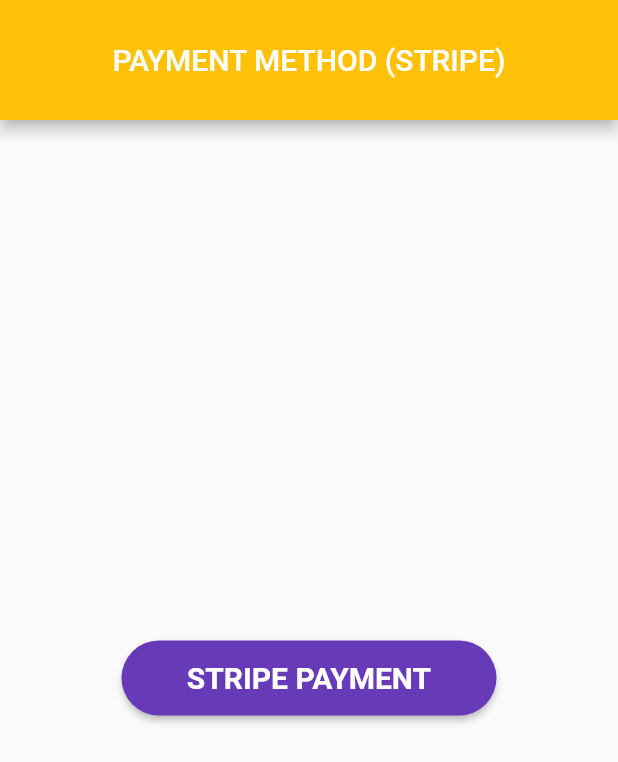
After one commit to abd529/wheel_of_life, a Flutter app: the screen it shows after launch, after a tap on "STRIPE PAYMENT", on a phone screen of 412 x 824 dp. The commit adds this screen. Shown: the top 762 px of the screen. Run offline on Flutter 3.47's test engine with Material 2 defaults, Android fonts, the phone set to English and light mode, and no system bars; our stand-ins replace cloud_firestore, dots_indicator, firebase_auth, firebase_core, firebase_storage, google_fonts and 6 more; missing offline and left inert: flutter_stripe, graphic; accounts and stored records are empty; generated files the repository leaves out were written again; network calls fail.

Commit message:
update 1

```diff
--- a/lib/main.dart
+++ b/lib/main.dart
@@ -7,34 +7,36 @@ import 'package:flutter_gen/gen_l10n/app_localization.dart';
 import 'package:wheel_of_life/Screens/onboard_screen.dart';
 import 'package:wheel_of_life/Screens/pdf_screen.dart';
 import 'package:wheel_of_life/Screens/youtube_screen.dart';
+import 'package:wheel_of_life/payment.dart';
 import 'Authentication/login_screen.dart';
 import 'Quiz Functionality/Quiz/quiz.dart';
 import 'Screens/report.dart';
 import 'l10n/l10n.dart';
 
-void main() async{
+void main() async {
   WidgetsFlutterBinding.ensureInitialized();
   await Firebase.initializeApp();
   runApp(MyApp());
 }
+
 class MyApp extends StatefulWidget {
   MyApp({super.key});
 
   @override
   State<MyApp> createState() => _MyAppState();
-  static void setLocale(BuildContext context, Locale locale){
+  static void setLocale(BuildContext context, Locale locale) {
     _MyAppState? state = context.findAncestorStateOfType<_MyAppState>();
     state?.setLocale(locale);
   }
 }
 
 class _MyAppState extends State<MyApp> {
-   Locale _locale = const Locale("en");
-   setLocale(Locale newLocale){
+  Locale _locale = const Locale("en");
+  setLocale(Locale newLocale) {
     setState(() {
       _locale = newLocale;
     });
-   }
+  }
 
   @override
   Widget build(BuildContext context) {
@@ -44,7 +46,13 @@ class _MyAppState extends State<MyApp> {
       theme: ThemeData(
         primarySwatch: Colors.blue,
       ),
-      home: FirebaseAuth.instance.currentUser != null? PDFScreen() : LoginScreen(),
+      home: FirebaseAuth.instance.currentUser != null
+          ? HomeScreen(
+              money: '20',
+            )
+          : HomeScreen(
+              money: '20',
+            ),
       supportedLocales: L10n.all,
       locale: _locale,
       localizationsDelegates: const [
@@ -54,10 +62,10 @@ class _MyAppState extends State<MyApp> {
         GlobalWidgetsLocalizations.delegate
       ],
       routes: {
-        logQuiz.routeName : (ctx) => const logQuiz(),
-        VideoScreen.routeName : (ctx) => VideoScreen(),
-        DetailPage.routeName : (ctx) => const DetailPage(),
-        Quiz.routeName : (ctx) => const Quiz()
+        logQuiz.routeName: (ctx) => const logQuiz(),
+        VideoScreen.routeName: (ctx) => VideoScreen(),
+        DetailPage.routeName: (ctx) => const DetailPage(),
+        Quiz.routeName: (ctx) => const Quiz()
       },
     );
   }
--- /dev/null
+++ b/lib/payment.dart
@@ -0,0 +1,158 @@
+import 'dart:convert';
+
+import 'package:firebase_auth/firebase_auth.dart';
+import 'package:flutter/foundation.dart';
+import 'package:flutter/material.dart';
+import 'package:flutter_stripe/flutter_stripe.dart';
+import 'package:http/http.dart' as http;
+
+class HomeScreen extends StatefulWidget {
+  final String money;
+
+  const HomeScreen({Key? key, required this.money}) : super(key: key);
+
+  @override
+  State<HomeScreen> createState() => _HomeScreenState();
+}
+
+class _HomeScreenState extends State<HomeScreen> {
+  Map<String, dynamic>? paymentIntentData;
+  // final userId = FirebaseAuth.instance.currentUser!.uid;
+
+  payFee() {
+    try {
+      //if you want to upload data to any database do it here
+    } catch (e) {
+      // exception while uploading data
+    }
+  }
+
+  Future<bool> makePayment() async {
+    try {
+      paymentIntentData = await createPaymentIntent(
+          widget.money, 'USD'); //json.decode(response.body);
+      await Stripe.instance
+          .initPaymentSheet(
+              paymentSheetParameters: SetupPaymentSheetParameters(
+                  paymentIntentClientSecret:
+                      paymentIntentData!['client_secret'],
+                  style: ThemeMode.dark,
+                  merchantDisplayName: 'ANNIE'))
+          .then((value) {});
+      displayPaymentSheet();
+      return true;
+    } catch (e, s) {
+      if (kDebugMode) {
+        print(s);
+      }
+      return false;
+    }
+  }
+
+  displayPaymentSheet() async {
+    try {
+      await Stripe.instance.presentPaymentSheet().then((newValue) {
+        payFee();
+
+        paymentIntentData = null;
+      }).onError((error, stackTrace) {
+        if (kDebugMode) {
+          print('Exception/DISPLAYPAYMENTSHEET==> $error $stackTrace');
+        }
+      });
+    } on StripeException catch (e) {
+      if (kDebugMode) {
+        print(e);
+      }
+    } catch (e) {
+      if (kDebugMode) {
+        print('$e');
+      }
+    }
+  }
+
+  createPaymentIntent(String amount, String currency) async {
+    try {
+      Map<String, dynamic> body = {
+        'amount': calculateAmount(amount),
+        'currency': currency,
+        'payment_method_types[]': 'card'
+      };
+      var response = await http.post(
+          Uri.parse('https://api.stripe.com/v1/payment_intents'),
+          body: body,
+          headers: {
+            'Authorization':
+                'Bearer sk_test_51N3ozXKuYtdF845oo54vweQDKUNllgiNE5EZwtO2UVMxVGQhJoysGNOZEYRrHbMtj6SNI72W58B4c50Im7IxXGKs00DASLWthd',
+            'Content-Type': 'application/x-www-form-urlencoded'
+          });
+      // showDialog(
+      //     context: context,
+      //     builder: (_) => const AlertDialog(
+      //           content: Text("Success "),
+      // ));
+      print(response.body);
+      body = jsonDecode(response.body);
+      print(body["id"]);
+      // showPaymentInfo(body["id"]);
+      return jsonDecode(response.body);
+    } catch (err) {
+      if (kDebugMode) {
+        print('err charging user: ${err.toString()}');
+      }
+    }
+  }
+
+  calculateAmount(String amount) {
+    final a = (int.parse(amount)) * 100;
+    return a.toString();
+  }
+
+  Future<void> showPaymentInfo(String paymentIntentId) async {
+    try {
+      PaymentIntent paymentIntent =
+          await Stripe.instance.retrievePaymentIntent(paymentIntentId);
+      String amount = (paymentIntent.amount / 100).toStringAsFixed(2);
+      String currency = paymentIntent.currency.toUpperCase();
+      PaymentIntentsStatus status = paymentIntent.status;
+
+      // Display the payment information to the user
+      print('Payment of $amount $currency was $status.');
+    } catch (e) {
+      print('Error retrieving payment information: $e');
+    }
+  }
+
+  @override
+  Widget build(BuildContext context) {
+    return Scaffold(
+      appBar: AppBar(
+        backgroundColor: Colors.amber,
+        title: const Text('PAYMENT METHOD (STRIPE)'),
+        centerTitle: true,
+        toolbarHeight: 80,
+      ),
+      body: Center(
+          child: ElevatedButton(
+        style: ElevatedButton.styleFrom(
+          backgroundColor: Colors.deepPurple,
+          minimumSize: const Size(250, 50),
+          shape: RoundedRectangleBorder(
+            borderRadius: BorderRadius.circular(30),
+          ),
+        ),
+        child: const Text(
+          'STRIPE PAYMENT',
+          style: TextStyle(
+            fontSize: 20,
+            fontWeight: FontWeight.bold,
+          ),
+        ),
+        onPressed: () async {
+          print("object");
+          makePayment();
+        },
+      )),
+    );
+  }
+}
--- a/pubspec.yaml
+++ b/pubspec.yaml
@@ -63,6 +63,7 @@ dev_dependencies:
   visibility_detector: ^0.4.0+2
   numberpicker: ^2.1.2
   firebase_storage: ^11.1.2
+  flutter_stripe: ^9.2.0
 
 # For information on the generic Dart part of this file, see the
 # following page: https://dart.dev/tools/pub/pubspec
```
Also changed, not shown: pubspec.lock, 1 other file.
